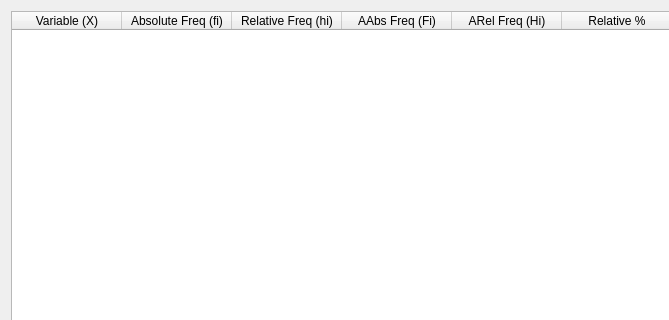
Above: ui/simplefreqt.ui from h-nick/SHelper before the change; both pictures show x 0 to 669 and y 0 to 320 of the 824 by 435 pixel window. Below: the same form after it.
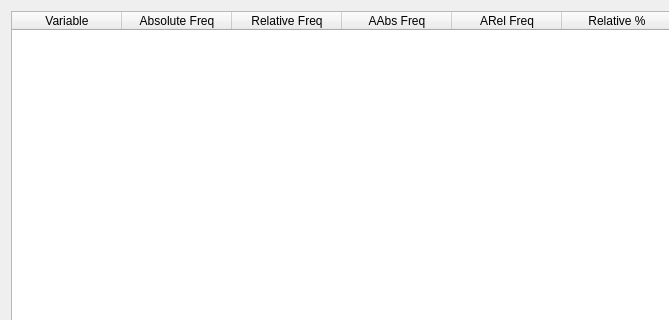
That is the form after the change.

Patch:
```diff
--- a/ui/simplefreqt.ui
+++ b/ui/simplefreqt.ui
@@ -57,27 +57,27 @@
      </attribute>
      <column>
       <property name="text">
-       <string>Variable (X)</string>
+       <string>Variable</string>
       </property>
      </column>
      <column>
       <property name="text">
-       <string>Absolute Freq (fi)</string>
+       <string>Absolute Freq</string>
       </property>
      </column>
      <column>
       <property name="text">
-       <string>Relative Freq (hi)</string>
+       <string>Relative Freq</string>
       </property>
      </column>
      <column>
       <property name="text">
-       <string>AAbs Freq (Fi)</string>
+       <string>AAbs Freq</string>
       </property>
      </column>
      <column>
       <property name="text">
-       <string>ARel Freq (Hi)</string>
+       <string>ARel Freq</string>
       </property>
      </column>
      <column>
```
Left out of the diff: 2 changed lines with no effect on the pictures.
